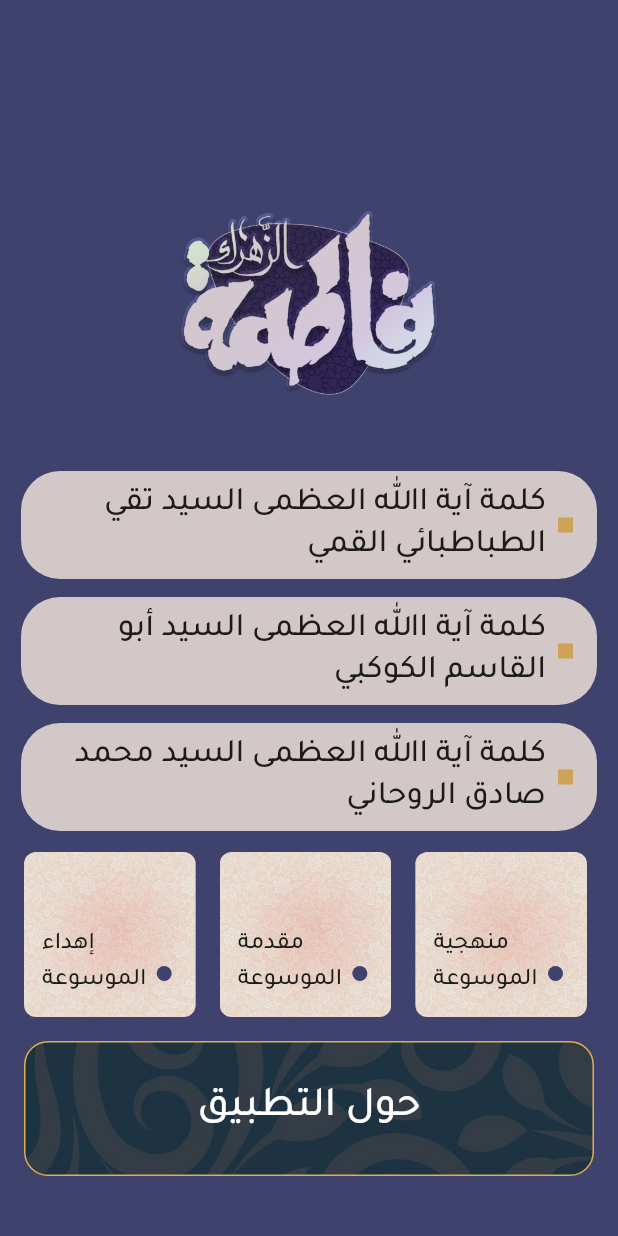
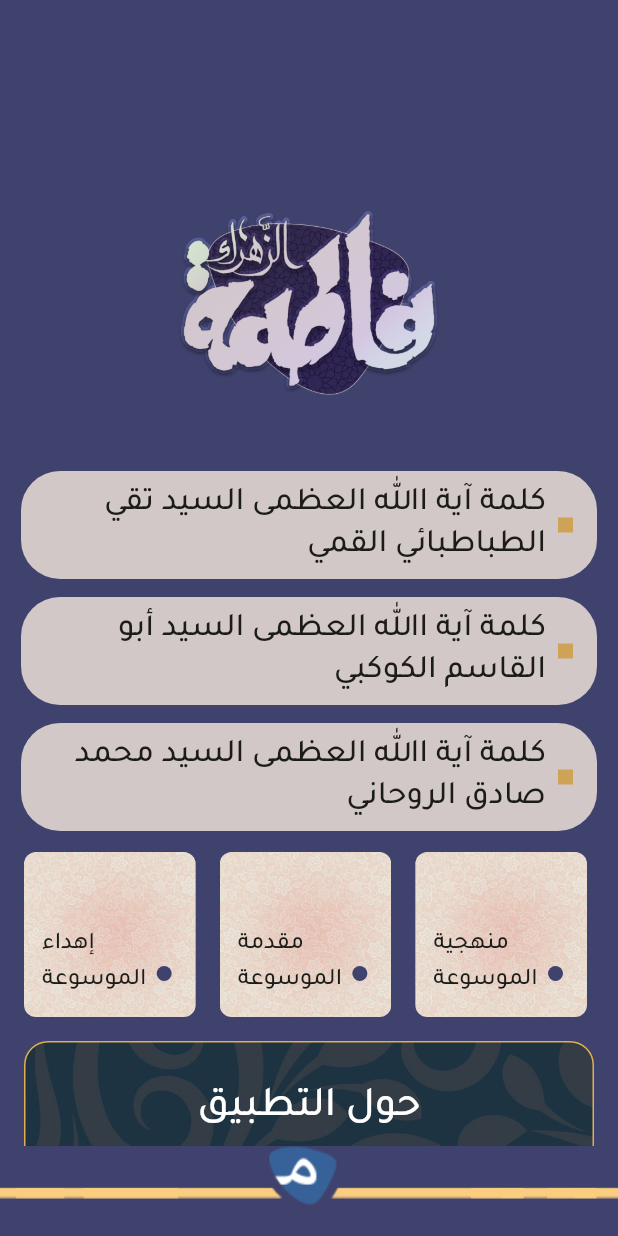
Before and after one commit to alijohar/z_project, a Flutter app: the AboutAppScreen screen opened directly, on a phone screen of 412 x 824 dp. Run offline on Flutter 3.47's test engine with Material 3 defaults, Android fonts, the phone set to English and light mode, and no system bars; our stand-ins replace bloc, firebase_analytics, firebase_core, firebase_crashlytics, flutter_bloc, flutter_html and 5 more; missing offline and left inert: epub_parser; accounts and stored records are empty.

```diff
--- a/lib/screen/about/about_app_screen.dart
+++ b/lib/screen/about/about_app_screen.dart
@@ -62,6 +62,17 @@ class AboutAppScreen extends StatelessWidget {
                 ),
               ),
             ),
+            Container(
+              margin: EdgeInsets.only(bottom: 20),
+              height: 40,
+              decoration: const BoxDecoration(
+                image: DecorationImage(
+                  image: AssetImage("assets/image/masaha_logo.png"),
+                  alignment: Alignment.topCenter, // Ensure the image starts from the top
+                ),
+              ),
+            ),
+
           ],
         ));
   }
```
Also changed, not shown: assets/image/masaha_logo.png (added).
